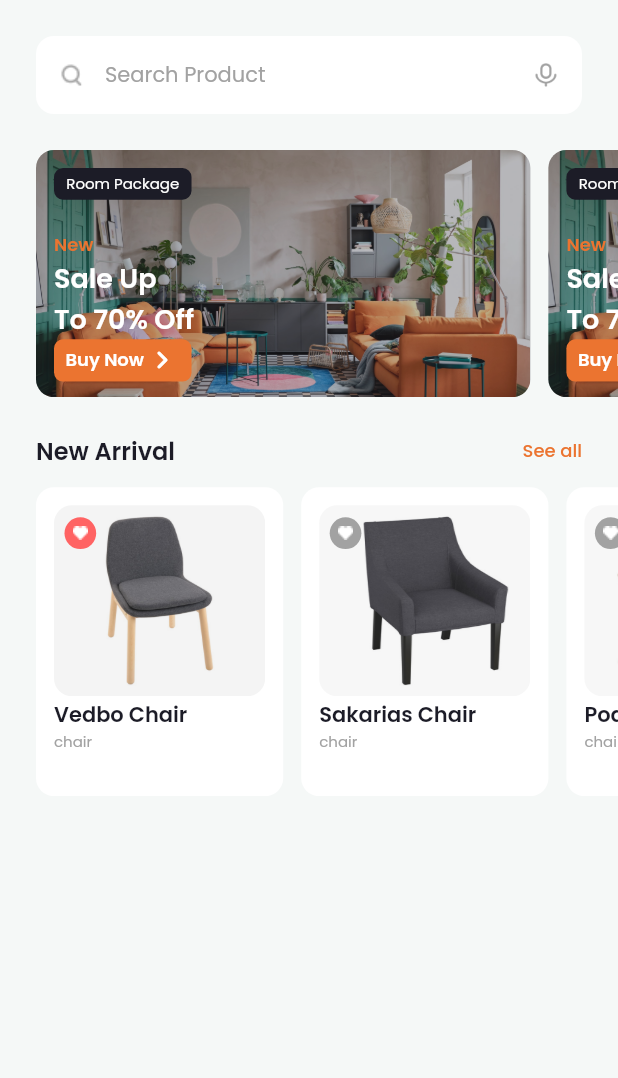
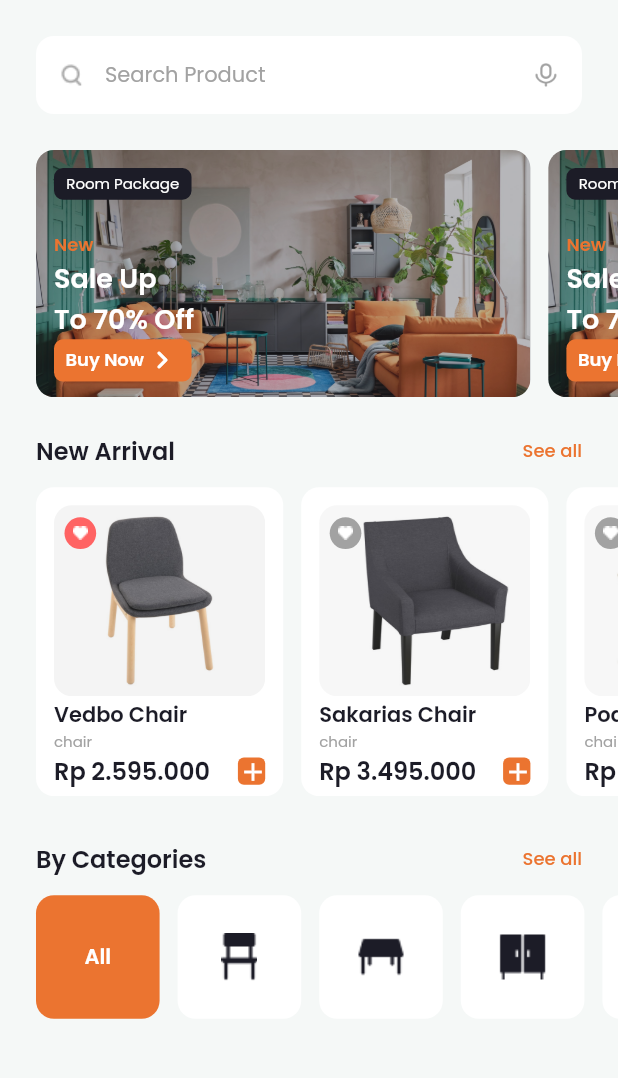
Before and after one commit to LazuardiFadhilah/Furnishop, a Flutter app: the screen it shows after launch, on a phone screen of 412 x 824 dp, the part 72-1150 px from its top. Run offline on Flutter 3.47's test engine with Material 2 defaults, Android fonts, the phone set to English and light mode, and no system bars; our stand-ins replace google_fonts.

Commit message:
add categories card

```diff
--- /dev/null
+++ b/lib/currency_format.dart
@@ -0,0 +1,12 @@
+import 'package:intl/intl.dart';
+
+class CurrencyFormat {
+  static String convertToIdr(dynamic number, int decimalDigit) {
+    NumberFormat currencyFormatter = NumberFormat.currency(
+      locale: 'id',
+      symbol: 'Rp ',
+      decimalDigits: decimalDigit,
+    );
+    return currencyFormatter.format(number);
+  }
+}
--- a/lib/screens/home_screen.dart
+++ b/lib/screens/home_screen.dart
@@ -1,13 +1,24 @@
 // ignore_for_file: must_be_immutable
 
 import 'package:flutter/material.dart';
+import 'package:furnishop/datas/categories_data.dart';
 import 'package:furnishop/widgets/arrival_items.dart';
+import 'package:furnishop/widgets/categories_card.dart';
 
+import '../datas/items_data.dart';
 import '../styles.dart';
-import '../datas/items_data.dart';
 
-class HomeScreen extends StatelessWidget {
-  const HomeScreen({super.key});
+class HomeScreen extends StatefulWidget {
+  const HomeScreen({
+    super.key,
+  });
+
+  @override
+  State<HomeScreen> createState() => _HomeScreenState();
+}
+
+class _HomeScreenState extends State<HomeScreen> {
+  String selectedCategory = '';
 
   Widget headerWidget() {
     return Row(
@@ -176,6 +187,86 @@ class HomeScreen extends StatelessWidget {
     );
   }
 
+  Widget arrivalCard() {
+    return SingleChildScrollView(
+      scrollDirection: Axis.horizontal,
+      padding: const EdgeInsets.only(
+        left: 24,
+        right: 12,
+      ),
+      child: Row(
+        children: itemsData
+            .map(
+              (itmData) => ArrivalItems(
+                itmData.id,
+                itmData.title,
+                itmData.desc,
+                itmData.price,
+                itmData.catId,
+                itmData.img,
+                itmData.isFavorite,
+              ),
+            )
+            .toList(),
+      ),
+    );
+  }
+
+  Widget categoriesCard(context) {
+    return SingleChildScrollView(
+      scrollDirection: Axis.horizontal,
+      padding: const EdgeInsets.only(
+        left: 24,
+        right: 12,
+      ),
+      child: Row(
+        children: [
+          GestureDetector(
+            onTap: () {
+              setState(() {
+                selectedCategory = '';
+              });
+            },
+            child: Container(
+              alignment: Alignment.center,
+              height: MediaQuery.of(context).size.height * 0.1,
+              width: MediaQuery.of(context).size.height * 0.1,
+              decoration: BoxDecoration(
+                color: selectedCategory == '' ? orangeColor : whiteColor,
+                borderRadius: BorderRadius.circular(12),
+              ),
+              child: Text(
+                'All',
+                style: titleTextStyle.copyWith(
+                  color: selectedCategory == '' ? whiteColor : blackColor,
+                ),
+              ),
+            ),
+          ),
+          const SizedBox(
+            width: 12,
+          ),
+          ...categoriesData
+              .map(
+                (ctgData) => GestureDetector(
+                  onTap: () => setState(() {
+                    selectedCategory = ctgData.id;
+                    // ignore: avoid_print
+                    print(selectedCategory);
+                  }),
+                  child: CategoryCard(
+                    id: ctgData.id,
+                    image: ctgData.image,
+                    selectedCategory: selectedCategory,
+                  ),
+                ),
+              )
+              .toList(),
+        ],
+      ),
+    );
+  }
+
   @override
   Widget build(BuildContext context) {
     return Scaffold(
@@ -197,6 +288,8 @@ class HomeScreen extends StatelessWidget {
               const SizedBox(
                 height: 24,
               ),
+
+              // PromoBar
               SingleChildScrollView(
                 scrollDirection: Axis.horizontal,
                 padding: const EdgeInsets.symmetric(horizontal: 24),
@@ -210,9 +303,13 @@ class HomeScreen extends StatelessWidget {
                   ],
                 ),
               ),
+              // end of PromoBar
+
               const SizedBox(
                 height: 24,
               ),
+
+              // New Arrival
               Padding(
                 padding: const EdgeInsets.symmetric(
                   horizontal: 24,
@@ -239,28 +336,35 @@ class HomeScreen extends StatelessWidget {
               const SizedBox(
                 height: 12,
               ),
-              SingleChildScrollView(
-                scrollDirection: Axis.horizontal,
-                padding: const EdgeInsets.only(
-                  left: 24,
-                  right: 12,
-                ),
+              arrivalCard(),
+              const SizedBox(
+                height: 30,
+              ),
+              Padding(
+                padding: const EdgeInsets.symmetric(horizontal: 24),
                 child: Row(
-                  children: itemsData
-                      .map(
-                        (itmData) => ArrivalItems(
-                          itmData.id,
-                          itmData.title,
-                          itmData.desc,
-                          itmData.price,
-                          itmData.catId,
-                          itmData.img,
-                          itmData.isFavorite,
-                        ),
-                      )
-                      .toList(),
+                  mainAxisAlignment: MainAxisAlignment.spaceBetween,
+                  children: [
+                    Text(
+                      'By Categories',
+                      style: titleTextStyle.copyWith(
+                        fontSize: 16,
+                      ),
+                    ),
+                    GestureDetector(
+                      onTap: () {},
+                      child: Text(
+                        'See all',
+                        style: pagingTextStyle,
+                      ),
+                    ),
+                  ],
                 ),
               ),
+              const SizedBox(
+                height: 12,
+              ),
+              categoriesCard(context),
             ],
           ),
         ),
--- a/lib/widgets/arrival_items.dart
+++ b/lib/widgets/arrival_items.dart
@@ -1,8 +1,7 @@
 import 'package:flutter/material.dart';
+import 'package:furnishop/currency_format.dart';
 import 'package:furnishop/datas/categories_data.dart';
 import 'package:furnishop/styles.dart';
-// ignore: unused_import
-import '../screens/home_screen.dart';
 
 // ignore: must_be_immutable
 class ArrivalItems extends StatefulWidget {
@@ -23,6 +22,8 @@ class ArrivalItems extends StatefulWidget {
 }
 
 class _ArrivalItemsState extends State<ArrivalItems> {
+  int decimalDigit = 0;
+
   @override
   Widget build(BuildContext context) {
     final catTitle =
@@ -54,6 +55,7 @@ class _ArrivalItemsState extends State<ArrivalItems> {
               builder: (BuildContext context, BoxConstraints constraints) {
                 return Column(
                   crossAxisAlignment: CrossAxisAlignment.start,
+                  mainAxisAlignment: MainAxisAlignment.spaceBetween,
                   children: [
                     Stack(
                       alignment: Alignment.topLeft,
@@ -97,6 +99,36 @@ class _ArrivalItemsState extends State<ArrivalItems> {
                       catTitle.title,
                       style: descTextStyle,
                     ),
+                    Row(
+                      mainAxisAlignment: MainAxisAlignment.spaceBetween,
+                      children: [
+                        Text(
+                          CurrencyFormat.convertToIdr(
+                            widget.price,
+                            decimalDigit,
+                          ),
+                          style: titleTextStyle.copyWith(
+                            fontSize: 16,
+                          ),
+                        ),
+                        GestureDetector(
+                          onTap: () {},
+                          child: Container(
+                            width: constraints.maxHeight * 0.1,
+                            height: constraints.maxHeight * 0.1,
+                            decoration: BoxDecoration(
+                              color: orangeColor,
+                              borderRadius: BorderRadius.circular(4),
+                            ),
+                            child: const Icon(
+                              Icons.add,
+                              size: 20,
+                              color: whiteColor,
+                            ),
+                          ),
+                        ),
+                      ],
+                    ),
                   ],
                 );
               },
--- /dev/null
+++ b/lib/widgets/categories_card.dart
@@ -0,0 +1,45 @@
+import 'package:flutter/material.dart';
+import 'package:furnishop/styles.dart';
+
+class CategoryCard extends StatefulWidget {
+  final String id;
+  final String image;
+  final String selectedCategory;
+
+  const CategoryCard({
+    super.key,
+    required this.id,
+    required this.image,
+    required this.selectedCategory,
+  });
+
+  @override
+  State<CategoryCard> createState() => _CategoryCardState();
+}
+
+class _CategoryCardState extends State<CategoryCard> {
+  @override
+  Widget build(BuildContext context) {
+    return Row(
+      children: [
+        Container(
+          height: MediaQuery.of(context).size.height * 0.1,
+          width: MediaQuery.of(context).size.height * 0.1,
+          decoration: BoxDecoration(
+            color:
+                widget.selectedCategory == widget.id ? orangeColor : whiteColor,
+            borderRadius: BorderRadius.circular(12),
+          ),
+          child: ImageIcon(
+            AssetImage(widget.image),
+            color:
+                widget.selectedCategory == widget.id ? whiteColor : blackColor,
+          ),
+        ),
+        const SizedBox(
+          width: 12,
+        ),
+      ],
+    );
+  }
+}
--- a/pubspec.yaml
+++ b/pubspec.yaml
@@ -22,6 +22,7 @@ version: 1.0.0+1
 environment:
   sdk: '>=2.18.5 <3.0.0'
 
+
 # Dependencies specify other packages that your package needs in order to work.
 # To automatically upgrade your package dependencies to the latest versions
 # consider running `flutter pub upgrade --major-versions`. Alternatively,
@@ -37,6 +38,7 @@ dependencies:
   # Use with the CupertinoIcons class for iOS style icons.
   cupertino_icons: ^1.0.2
   google_fonts: ^3.0.1
+  intl: ^0.18.0
 
 dev_dependencies:
   flutter_test:
```
Also changed, not shown: pubspec.lock.
